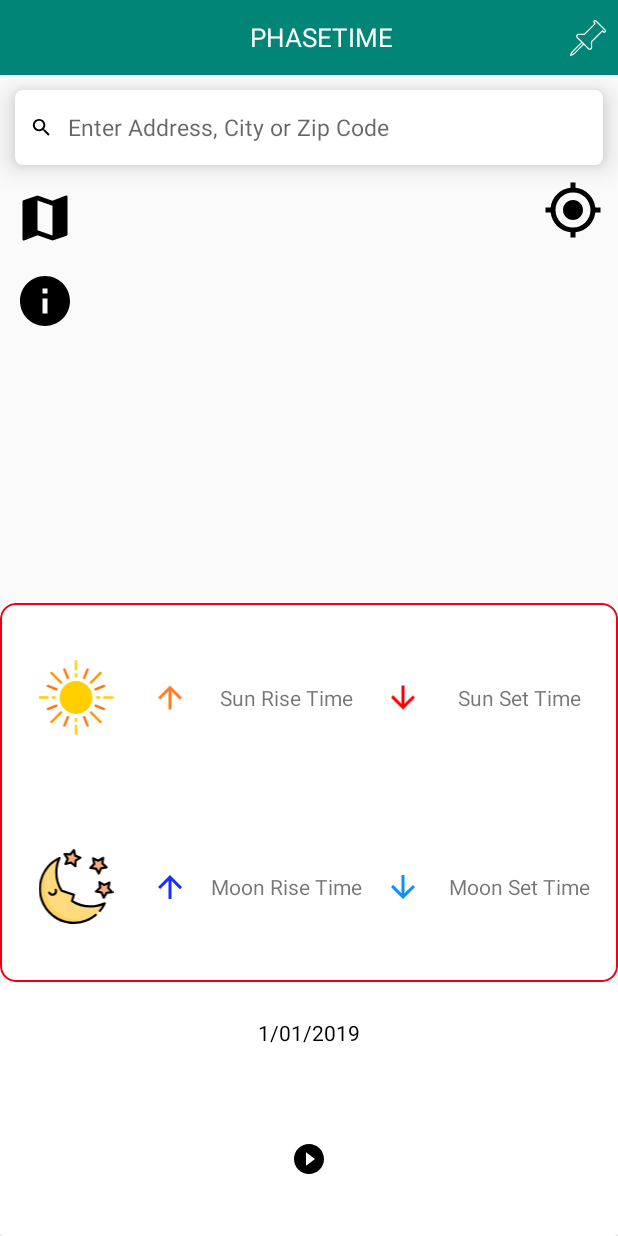
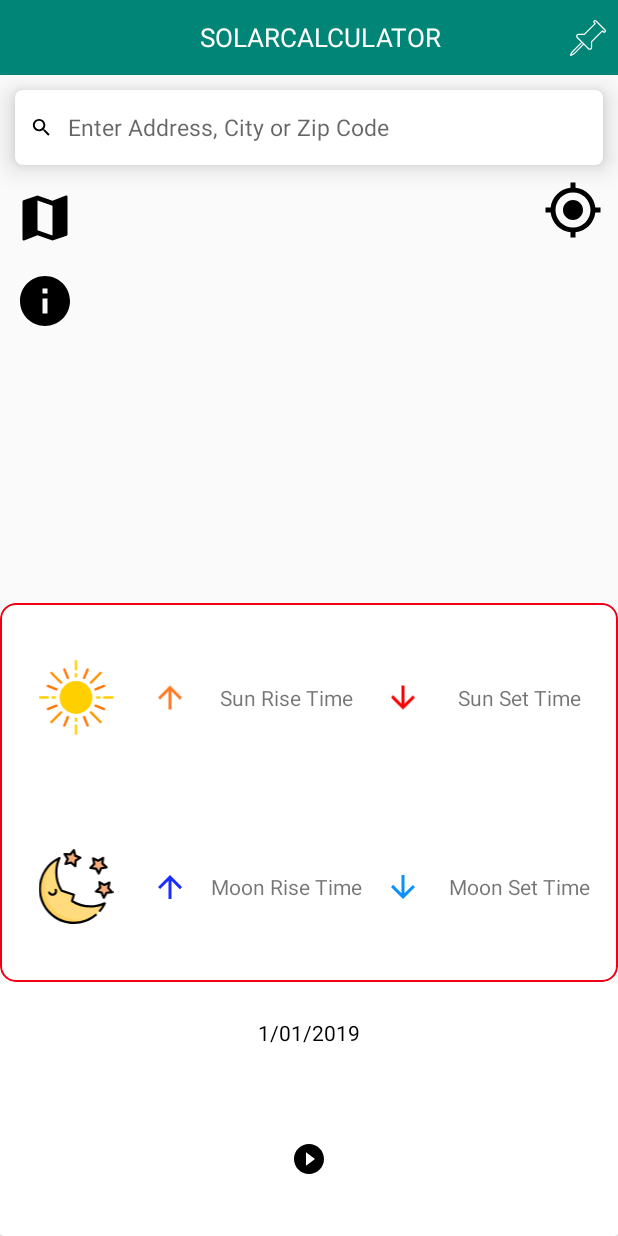
Before and after one commit to Tanvi-Goyal/Solar-Calculator, an Android app: the MapActivity screen opened directly, with no data from a screen before it, on a phone screen of 412 x 824 dp. Run offline under Robolectric (Android 15) with nearby library versions, the phone set to English and light mode, and no system bars; our stand-ins replace Firebase (no records; nobody signed in at launch, a user with empty details on screens opened directly); libraries missing offline, so code that uses them is left out: org.shredzone.commons.

Commit message:
Bugs Fixed

```diff
--- a/app/src/main/res/values/strings.xml
+++ b/app/src/main/res/values/strings.xml
@@ -1,5 +1,5 @@
 <resources>
-    <string name="app_name">PhaseTime</string>
+    <string name="app_name">SolarCalculator</string>
 
     <string name="google_maps_API_key">AIzaSyBr0zmOPQVCQ_aKiRHHIM4fuX5K8UMrZuc</string>
     <string name="selected_date">Date Here</string>
```
